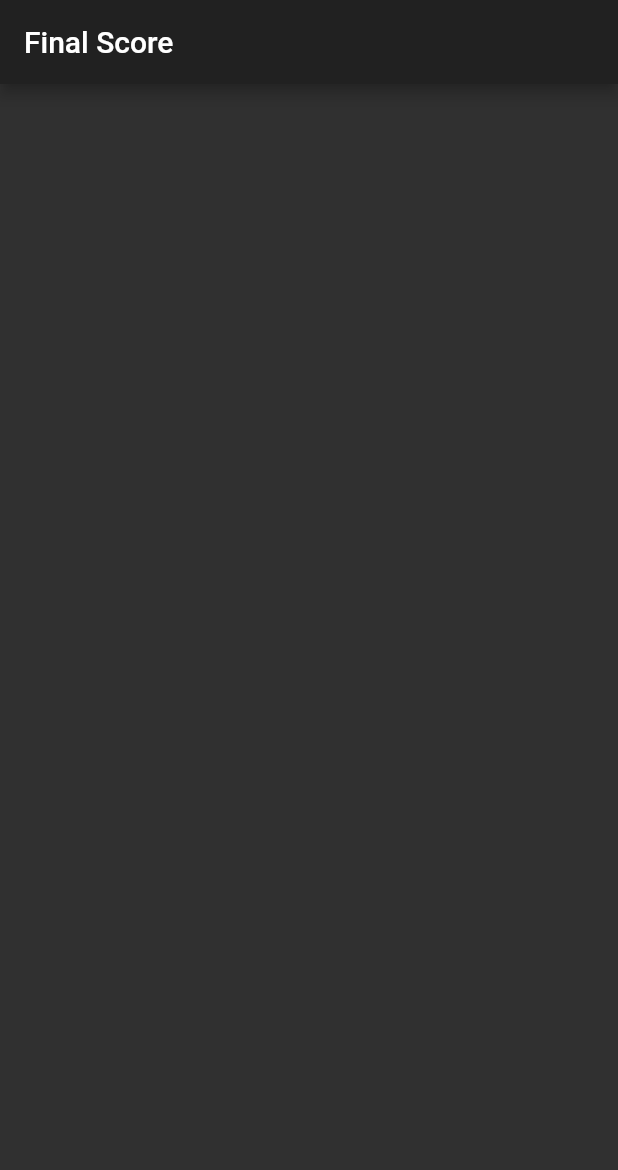
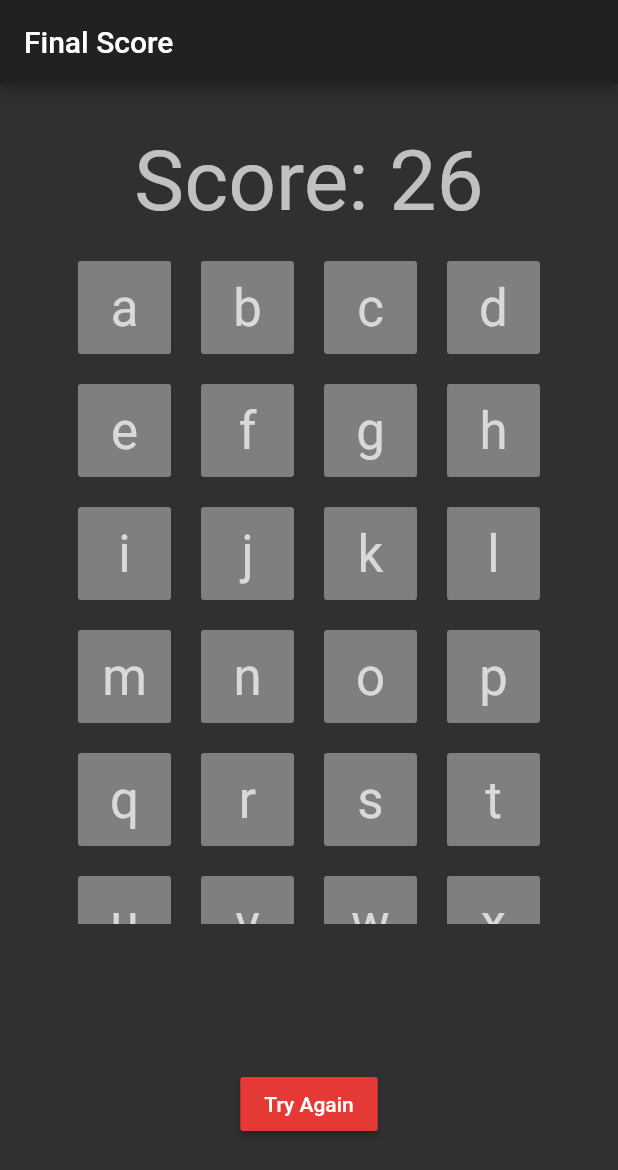
Before and after one commit to RyanRemer/evil_hangman, a Flutter app: the ScorePage screen opened directly, on a phone screen of 412 x 824 dp. Shown: the top 1170 px of the screen. Run offline on Flutter 3.47's test engine with Material 2 defaults, Android fonts, the phone set to English and light mode, and no system bars.

Commit message:
Score Page

```diff
--- a/lib/controller/end_game_controller.dart
+++ b/lib/controller/end_game_controller.dart
@@ -13,4 +13,9 @@ class EndGameController {
 
     return (hiddenWord.toString() == hangmanString);
 }
+
+  int getScore(){
+    var unGuessedLetters = GuessController().getUnGuessedLetters();
+    return unGuessedLetters.length;
+  }
 }
--- a/lib/controller/guess_controller.dart
+++ b/lib/controller/guess_controller.dart
@@ -15,6 +15,17 @@ class GuessController{
   }
   List<String> getGuessedLetters(){
     return _clientModel.guessedLetters;
+  }
+
+  List<String> getUnGuessedLetters(){
+    var letters = "abcdefghijklmnopqrstuvwxyz".split('');
+    var unGuessedLetters = List<String>();
+    for (var letter in letters){
+      if (!_clientModel.guessedLetters.contains(letter)){
+        unGuessedLetters.add(letter);
+      }
+    }
+    return unGuessedLetters;
   }
 
   void clearGuessedLetters(){
--- a/lib/page/guess_page.dart
+++ b/lib/page/guess_page.dart
@@ -26,7 +26,10 @@ class GuessPageState extends State<GuessPage> {
             mainAxisSize: MainAxisSize.max,
             children: <Widget>[
           HiddenWordView(),
-          GuessedLetters(),
+          Container(
+            padding: EdgeInsets.all(8.0),
+            child: GuessedLetters(),
+          ),
           Container(
             child: Expanded(child: LetterSelector(onLetterSelect: this.guessLetter,))
           )
--- a/lib/page/score_page.dart
+++ b/lib/page/score_page.dart
@@ -1,3 +1,5 @@
+import 'package:evil_hangman/controller/end_game_controller.dart';
+import 'package:evil_hangman/widget/letter_selector.dart';
 import 'package:flutter/material.dart';
 
 class ScorePage extends StatefulWidget{
@@ -14,6 +16,39 @@ class ScorePageState extends State<ScorePage>{
       appBar: AppBar(
         title: Text("Final Score"),
       ),
+      body: Container(
+        child: Column(
+          children: <Widget>[
+            Expanded(
+              child: Container(
+                padding: EdgeInsets.all(32),
+                  child: Column(
+                    children: <Widget>[
+                      Text("Score: ${EndGameController().getScore()}",
+                        style: Theme.of(context).textTheme.display3,
+                      ),
+                      Expanded(
+                        child: LetterSelector(),
+                      )
+                    ],
+                  )
+              ),
+            ),
+            Container(
+              padding: EdgeInsets.all(64.0),
+              child: Center(
+                child: RaisedButton(
+                    child: Text("Try Again"),
+                    onPressed: startNewGame),
+              )
+            )
+          ],
+        ),
+      ),
     );
   }
+
+  void startNewGame(){
+    Navigator.popUntil(context, ModalRoute.withName(Navigator.defaultRouteName));
+  }
 }
--- a/lib/widget/hidden_word_view.dart
+++ b/lib/widget/hidden_word_view.dart
@@ -13,7 +13,7 @@ class HiddenWordState extends State<HiddenWordView> {
   @override
   Widget build(BuildContext context) {
     return Container(
-        height: 150.0,
+        height: 120.0,
         color: Colors.white10,
         child: Center(
             child: GestureDetector(
--- a/lib/widget/letter_selector.dart
+++ b/lib/widget/letter_selector.dart
@@ -1,4 +1,4 @@
-import 'package:evil_hangman/controller/word_controller.dart';
+import 'package:evil_hangman/controller/guess_controller.dart';
 import 'package:flutter/material.dart';
 
 class LetterSelector extends StatefulWidget {
@@ -23,8 +23,8 @@ class LetterSelectorState extends State<LetterSelector> {
   }
 
   Widget _buildKeyboard(BuildContext context) {
-    var wordController = WordController();
-    var unGuessedLetters = wordController.getUnGuessedLetters();
+    var guessController = GuessController();
+    var unGuessedLetters = guessController.getUnGuessedLetters();
 
     return GridView.count(
       crossAxisCount: 4,
@@ -37,7 +37,7 @@ class LetterSelectorState extends State<LetterSelector> {
                     letter,
                     style: Theme.of(context).textTheme.display1,
                   ),
-                  onPressed: () => onLetterSelect(letter),
+                  onPressed: this.onLetterSelect != null ? () => onLetterSelect(letter): null,
                 ),
               ))
           .toList(),
```
Also changed, not shown: lib/controller/word_controller.dart (+0 -11 lines).
